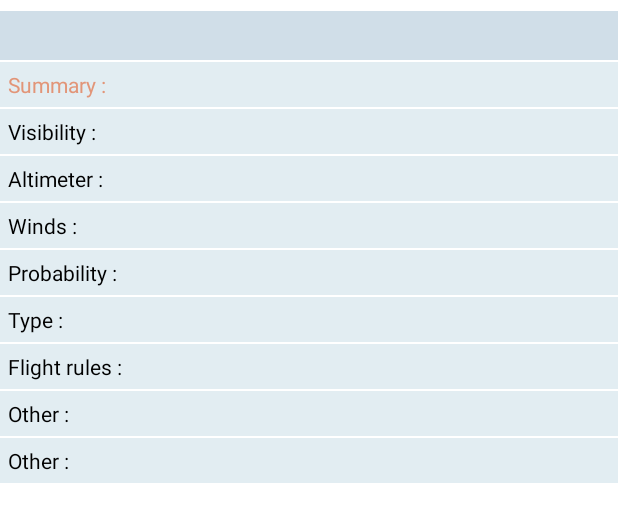
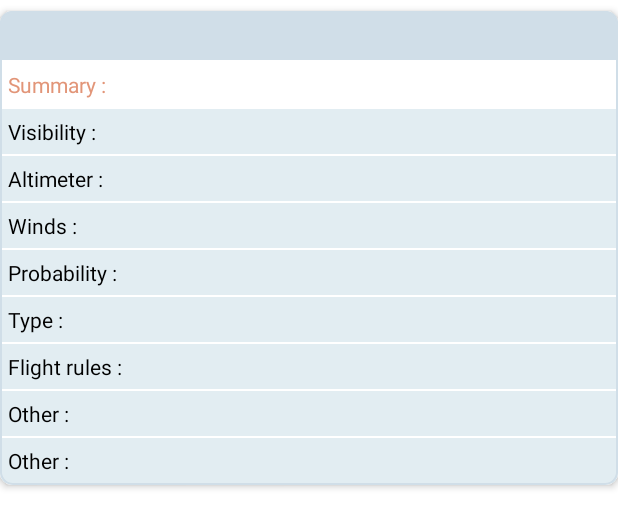
Before and after one commit to UserFZB/METAR_TAF_application, an Android app: the layout recycler_items.xml on its own in the app's theme, with its tools: preview values and no code run, on a phone screen of 412 x 824 dp. Shown: the top 528 px of the screen. Run offline under Robolectric (Android 15) with nearby library versions, the phone set to English and light mode, and no system bars.

Commit message:
Design cardview

```diff
--- a/app/build.gradle
+++ b/app/build.gradle
@@ -39,6 +39,8 @@ dependencies {
     implementation 'androidx.lifecycle:lifecycle-viewmodel-ktx:2.3.1'
     implementation 'androidx.legacy:legacy-support-v4:1.0.0'
     implementation 'com.google.android.gms:play-services-maps:18.0.0'
+    implementation 'androidx.cardview:cardview:1.0.0'
+    implementation 'com.google.android.material:material:1.0.0'
     testImplementation 'junit:junit:4.+'
     androidTestImplementation 'androidx.test.ext:junit:1.1.3'
     androidTestImplementation 'androidx.test.espresso:espresso-core:3.4.0'
--- a/app/src/main/java/com/example/pojo_taf/Cloud.java
+++ b/app/src/main/java/com/example/pojo_taf/Cloud.java
@@ -5,8 +5,10 @@ package com.example.pojo_taf;
 import com.google.gson.annotations.Expose;
 import com.google.gson.annotations.SerializedName;
 
+import java.io.Serializable;
 
-public class Cloud {
+
+public class Cloud implements Serializable {
 
     @SerializedName("repr")
     @Expose
--- a/app/src/main/java/com/example/pojo_taf/EndTime.java
+++ b/app/src/main/java/com/example/pojo_taf/EndTime.java
@@ -5,8 +5,10 @@ package com.example.pojo_taf;
 import com.google.gson.annotations.Expose;
 import com.google.gson.annotations.SerializedName;
 
+import java.io.Serializable;
 
-public class EndTime {
+
+public class EndTime implements Serializable {
 
     @SerializedName("repr")
     @Expose
--- a/app/src/main/java/com/example/pojo_taf/EndTime__1.java
+++ b/app/src/main/java/com/example/pojo_taf/EndTime__1.java
@@ -5,8 +5,10 @@ package com.example.pojo_taf;
 import com.google.gson.annotations.Expose;
 import com.google.gson.annotations.SerializedName;
 
+import java.io.Serializable;
 
-public class EndTime__1 {
+
+public class EndTime__1 implements Serializable {
 
     @SerializedName("repr")
     @Expose
--- a/app/src/main/java/com/example/pojo_taf/Forecast.java
+++ b/app/src/main/java/com/example/pojo_taf/Forecast.java
@@ -4,10 +4,11 @@ package com.example.pojo_taf;
 import com.google.gson.annotations.Expose;
 import com.google.gson.annotations.SerializedName;
 
+import java.io.Serializable;
 import java.util.List;
 
 
-public class Forecast {
+public class Forecast implements Serializable {
 
     @SerializedName("altimeter")
     @Expose
--- a/app/src/main/java/com/example/pojo_taf/Meta.java
+++ b/app/src/main/java/com/example/pojo_taf/Meta.java
@@ -5,7 +5,9 @@ package com.example.pojo_taf;
 import com.google.gson.annotations.Expose;
 import com.google.gson.annotations.SerializedName;
 
-public class Meta {
+import java.io.Serializable;
+
+public class Meta implements Serializable {
 
     @SerializedName("timestamp")
     @Expose
--- a/app/src/main/java/com/example/pojo_taf/StartTime.java
+++ b/app/src/main/java/com/example/pojo_taf/StartTime.java
@@ -4,8 +4,10 @@ package com.example.pojo_taf;
 import com.google.gson.annotations.Expose;
 import com.google.gson.annotations.SerializedName;
 
+import java.io.Serializable;
 
-public class StartTime {
+
+public class StartTime implements Serializable {
 
     @SerializedName("repr")
     @Expose
--- a/app/src/main/java/com/example/pojo_taf/StartTime__1.java
+++ b/app/src/main/java/com/example/pojo_taf/StartTime__1.java
@@ -5,7 +5,9 @@ package com.example.pojo_taf;
 import com.google.gson.annotations.Expose;
 import com.google.gson.annotations.SerializedName;
 
-public class StartTime__1 {
+import java.io.Serializable;
+
+public class StartTime__1 implements Serializable {
 
     @SerializedName("repr")
     @Expose
--- a/app/src/main/java/com/example/pojo_taf/Time.java
+++ b/app/src/main/java/com/example/pojo_taf/Time.java
@@ -5,8 +5,10 @@ package com.example.pojo_taf;
 import com.google.gson.annotations.Expose;
 import com.google.gson.annotations.SerializedName;
 
+import java.io.Serializable;
 
-public class Time {
+
+public class Time implements Serializable {
 
     @SerializedName("repr")
     @Expose
--- a/app/src/main/java/com/example/pojo_taf/Units.java
+++ b/app/src/main/java/com/example/pojo_taf/Units.java
@@ -5,8 +5,10 @@ package com.example.pojo_taf;
 import com.google.gson.annotations.Expose;
 import com.google.gson.annotations.SerializedName;
 
+import java.io.Serializable;
 
-public class Units {
+
+public class Units implements Serializable {
 
     @SerializedName("accumulation")
     @Expose
--- a/app/src/main/java/com/example/pojo_taf/Visibility.java
+++ b/app/src/main/java/com/example/pojo_taf/Visibility.java
@@ -5,8 +5,10 @@ package com.example.pojo_taf;
 import com.google.gson.annotations.Expose;
 import com.google.gson.annotations.SerializedName;
 
+import java.io.Serializable;
 
-public class Visibility {
+
+public class Visibility implements Serializable {
 
     @SerializedName("repr")
     @Expose
--- a/app/src/main/java/com/example/pojo_taf/WindDirection.java
+++ b/app/src/main/java/com/example/pojo_taf/WindDirection.java
@@ -5,8 +5,10 @@ package com.example.pojo_taf;
 import com.google.gson.annotations.Expose;
 import com.google.gson.annotations.SerializedName;
 
+import java.io.Serializable;
 
-public class WindDirection {
+
+public class WindDirection implements Serializable {
 
     @SerializedName("repr")
     @Expose
--- a/app/src/main/java/com/example/pojo_taf/WindSpeed.java
+++ b/app/src/main/java/com/example/pojo_taf/WindSpeed.java
@@ -5,8 +5,10 @@ package com.example.pojo_taf;
 import com.google.gson.annotations.Expose;
 import com.google.gson.annotations.SerializedName;
 
+import java.io.Serializable;
 
-public class WindSpeed {
+
+public class WindSpeed implements Serializable {
 
     @SerializedName("repr")
     @Expose
--- a/app/src/main/res/drawable/borders.xml
+++ b/app/src/main/res/drawable/borders.xml
@@ -1,5 +1,5 @@
 <?xml version="1.0" encoding="utf-8"?>
 <shape xmlns:android="http://schemas.android.com/apk/res/android" android:shape="rectangle" >
-    <solid android:color="@android:color/white" />
-    <stroke android:width="1dp" android:color="@color/lapis_lazuli"/>
+    <stroke android:width="1dp" android:color="#D0DEE8"/>
+    <corners android:radius="8dp" />
 </shape>
--- a/app/src/main/res/layout/fragment_meteo.xml
+++ b/app/src/main/res/layout/fragment_meteo.xml
@@ -439,13 +439,7 @@
 
                 </TableRow>
 
-
-
             </TableLayout>
-
-
-
-
 
         </RelativeLayout>
 
--- a/app/src/main/res/layout/recycler_items.xml
+++ b/app/src/main/res/layout/recycler_items.xml
@@ -1,6 +1,18 @@
 <?xml version="1.0" encoding="utf-8"?>
+
+<androidx.cardview.widget.CardView xmlns:android="http://schemas.android.com/apk/res/android"
+    xmlns:app="http://schemas.android.com/apk/res-auto"
+    android:layout_width="match_parent"
+    android:layout_height="wrap_content"
+    app:cardCornerRadius="8dp"
+    app:cardElevation="3dp"
+    android:layout_marginTop="7dp"
+    app:strokeColor="#D0DEE8"
+    app:strokeWidth="10dp"
+    android:foreground="@drawable/borders">
+
     <LinearLayout
-    xmlns:android="http://schemas.android.com/apk/res/android" android:layout_width="match_parent"
+        android:layout_width="match_parent"
         android:layout_height="wrap_content"
         android:orientation="vertical">
 
@@ -9,10 +21,10 @@
             android:layout_width="match_parent"
             android:layout_height="wrap_content"
             android:layout_gravity="left"
+            android:layout_marginTop="0dp"
+            android:layout_marginBottom="1dp"
             android:background="#D0DEE8"
-        android:layout_marginBottom="1dp"
             android:padding="5dp"
-        android:layout_marginTop="7dp"
             android:textColor="@color/black"
             android:textSize="16dp" />
 
@@ -20,108 +32,110 @@
             android:id="@+id/forecast_summary"
             android:layout_width="match_parent"
             android:layout_height="wrap_content"
-        android:background="#E2EDF2"
             android:layout_below="@+id/taf_forecast"
             android:layout_marginBottom="1dp"
             android:layout_toEndOf="@+id/t1"
+            android:background="@color/white"
             android:padding="5dp"
-        android:textColor="@color/dark_salmon"
-        android:text="@string/summary"/>
+            android:text="@string/summary"
+            android:textColor="@color/dark_salmon" />
 
         <TextView
             android:id="@+id/forecast_visibility"
             android:layout_width="match_parent"
             android:layout_height="wrap_content"
-        android:background="#E2EDF2"
             android:layout_below="@+id/taf_forecast"
             android:layout_marginBottom="1dp"
             android:layout_toEndOf="@+id/t1"
+            android:background="#E2EDF2"
             android:padding="5dp"
-        android:textColor="@color/black"
-        android:text="@string/visibility"/>
+            android:text="@string/visibility"
+            android:textColor="@color/black" />
 
         <TextView
             android:id="@+id/forecast_altimeter"
             android:layout_width="match_parent"
             android:layout_height="wrap_content"
-        android:background="#E2EDF2"
             android:layout_below="@+id/taf_forecast"
             android:layout_marginBottom="1dp"
             android:layout_toEndOf="@+id/t1"
+            android:background="#E2EDF2"
             android:padding="5dp"
-        android:textColor="@color/black"
-        android:text="@string/altimeter"/>
+            android:text="@string/altimeter"
+            android:textColor="@color/black" />
 
         <TextView
             android:id="@+id/forecast_winds"
             android:layout_width="match_parent"
             android:layout_height="wrap_content"
-        android:background="#E2EDF2"
             android:layout_below="@+id/taf_forecast"
             android:layout_marginBottom="1dp"
             android:layout_toEndOf="@+id/t1"
+            android:background="#E2EDF2"
             android:padding="5dp"
-        android:textColor="@color/black"
-        android:text="@string/winds"/>
+            android:text="@string/winds"
+            android:textColor="@color/black" />
 
         <TextView
             android:id="@+id/forecast_probability"
             android:layout_width="match_parent"
             android:layout_height="wrap_content"
-        android:background="#E2EDF2"
             android:layout_below="@+id/taf_forecast"
             android:layout_marginBottom="1dp"
             android:layout_toEndOf="@+id/t1"
+            android:background="#E2EDF2"
             android:padding="5dp"
-        android:textColor="@color/black"
-        android:text="@string/probability"/>
+            android:text="@string/probability"
+            android:textColor="@color/black" />
 
         <TextView
             android:id="@+id/forecast_type"
             android:layout_width="match_parent"
             android:layout_height="wrap_content"
-        android:background="#E2EDF2"
             android:layout_below="@+id/taf_forecast"
             android:layout_marginBottom="1dp"
             android:layout_toEndOf="@+id/t1"
+            android:background="#E2EDF2"
             android:padding="5dp"
-        android:textColor="@color/black"
-        android:text="@string/type"/>
+            android:text="@string/type"
+            android:textColor="@color/black" />
 
         <TextView
             android:id="@+id/forecast_flight_rules"
             android:layout_width="match_parent"
             android:layout_height="wrap_content"
-        android:background="#E2EDF2"
             android:layout_below="@+id/taf_forecast"
             android:layout_marginBottom="1dp"
             android:layout_toEndOf="@+id/t1"
+            android:background="#E2EDF2"
             android:padding="5dp"
-        android:textColor="@color/black"
-        android:text="@string/rules"/>
+            android:text="@string/rules"
+            android:textColor="@color/black" />
 
         <TextView
             android:id="@+id/forecast_clouds"
             android:layout_width="match_parent"
             android:layout_height="wrap_content"
-        android:background="#E2EDF2"
             android:layout_below="@+id/taf_forecast"
             android:layout_marginBottom="1dp"
             android:layout_toEndOf="@+id/t1"
+            android:background="#E2EDF2"
             android:padding="5dp"
-        android:textColor="@color/black"
-        android:text="@string/other"/>
+            android:text="@string/other"
+            android:textColor="@color/black" />
 
         <TextView
             android:id="@+id/forecast_other"
             android:layout_width="match_parent"
             android:layout_height="wrap_content"
-        android:background="#E2EDF2"
             android:layout_below="@+id/taf_forecast"
             android:layout_marginBottom="1dp"
             android:layout_toEndOf="@+id/t1"
+            android:background="#E2EDF2"
             android:padding="5dp"
-        android:textColor="@color/black"
-        android:text="@string/other"/>
+            android:text="@string/other"
+            android:textColor="@color/black" />
 
     </LinearLayout>
+
+</androidx.cardview.widget.CardView>
```
Lines whose indentation alone changed are shown as unchanged.
